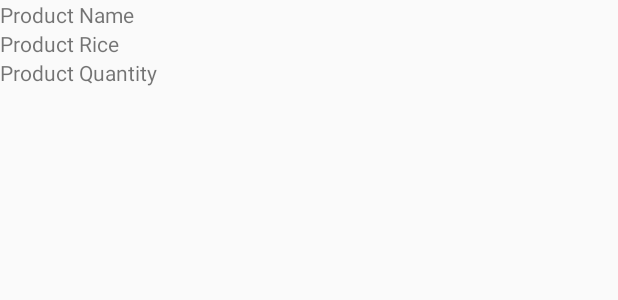
After one commit to Rif7/InventoryApp, an Android app: the layout list_item.xml on its own in the app's theme, with its tools: preview values and no code run, on a phone screen of 412 x 824 dp. The commit adds this screen. Shown: the top 300 px of the screen. Run offline under Robolectric (Android 15) with nearby library versions, the phone set to English and light mode, and no system bars.

Commit message:
Add ListView to MainActivity and CursorAdapter with CursorAdapterParser in Utils

```diff
--- /dev/null
+++ b/app/src/main/res/layout/list_item.xml
@@ -0,0 +1,26 @@
+<?xml version="1.0" encoding="utf-8"?>
+<LinearLayout
+    xmlns:android="http://schemas.android.com/apk/res/android"
+    android:layout_width="match_parent"
+    android:layout_height="wrap_content"
+    android:orientation="vertical">
+
+    <TextView
+        android:id="@+id/list_item_name"
+        android:text="Product Name"
+        android:layout_width="wrap_content"
+        android:layout_height="wrap_content" />
+
+    <TextView
+        android:id="@+id/list_item_price"
+        android:text="Product Rice"
+        android:layout_width="wrap_content"
+        android:layout_height="wrap_content"/>
+
+    <TextView
+        android:id="@+id/list_item_quantity"
+        android:text="Product Quantity"
+        android:layout_width="wrap_content"
+        android:layout_height="wrap_content"/>
+
+</LinearLayout>
```
Also changed, not shown: app/src/main/java/com/example/android/inventoryapp/InventoryCursorAdapter.java (added, +37 -0 lines), app/src/main/java/com/example/android/inventoryapp/InventoryUtils.java (+49 -7 lines), app/src/main/java/com/example/android/inventoryapp/MainActivity.java (+7 -9 lines), app/src/main/res/layout/activity_main.xml (+5 -5 lines).
